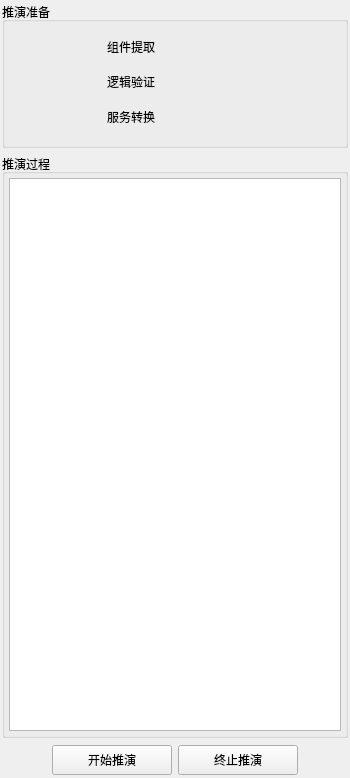
Qt form simulate/simulatecontrolpanel.ui (xibeilang524/Graphics) before a commit.
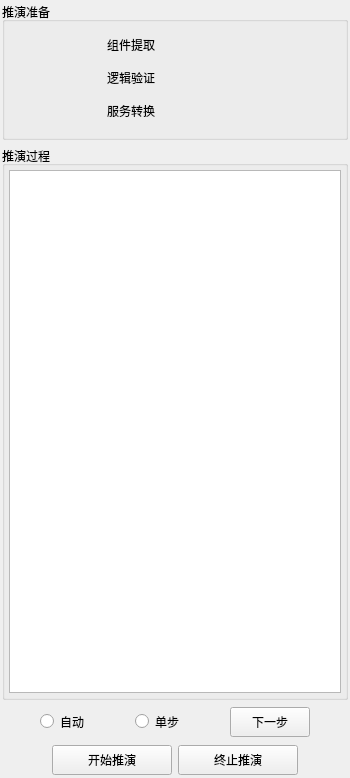
The same form after that commit. Icons and pictures are not drawn.

Commit message: 添加自动/单步运行

Diff of the .ui file:
```diff
--- a/simulate/simulatecontrolpanel.ui
+++ b/simulate/simulatecontrolpanel.ui
@@ -19,7 +19,7 @@
    </property>
    <item>
     <widget class="QWidget" name="widget" native="true">
-     <layout class="QVBoxLayout" name="verticalLayout_2" stretch="1,4,0">
+     <layout class="QVBoxLayout" name="verticalLayout_2" stretch="1,4,0,0">
       <property name="margin">
        <number>2</number>
       </property>
@@ -275,6 +275,81 @@
         </layout>
        </widget>
       </item>
+      <item>
+       <widget class="QWidget" name="widget_3" native="true">
+        <property name="minimumSize">
+         <size>
+          <width>0</width>
+          <height>30</height>
+         </size>
+        </property>
+        <layout class="QHBoxLayout" name="horizontalLayout_2">
+         <property name="topMargin">
+          <number>1</number>
+         </property>
+         <property name="bottomMargin">
+          <number>1</number>
+         </property>
+         <item>
+          <widget class="QRadioButton" name="autoRun">
+           <property name="minimumSize">
+            <size>
+             <width>60</width>
+             <height>25</height>
+            </size>
+           </property>
+           <property name="maximumSize">
+            <size>
+             <width>60</width>
+             <height>16777215</height>
+            </size>
+           </property>
+           <property name="text">
+            <string>自动</string>
+           </property>
+          </widget>
+         </item>
+         <item>
+          <widget class="QRadioButton" name="signalRun">
+           <property name="minimumSize">
+            <size>
+             <width>60</width>
+             <height>25</height>
+            </size>
+           </property>
+           <property name="maximumSize">
+            <size>
+             <width>60</width>
+             <height>16777215</height>
+            </size>
+           </property>
+           <property name="text">
+            <string>单步</string>
+           </property>
+          </widget>
+         </item>
+         <item>
+          <widget class="QPushButton" name="nextStep">
+           <property name="minimumSize">
+            <size>
+             <width>80</width>
+             <height>30</height>
+            </size>
+           </property>
+           <property name="maximumSize">
+            <size>
+             <width>80</width>
+             <height>16777215</height>
+            </size>
+           </property>
+           <property name="text">
+            <string>下一步</string>
+           </property>
+          </widget>
+         </item>
+        </layout>
+       </widget>
+      </item>
       <item>
        <widget class="QWidget" name="widget_2" native="true">
         <property name="maximumSize">
```
The commit also changes 5 other files.
